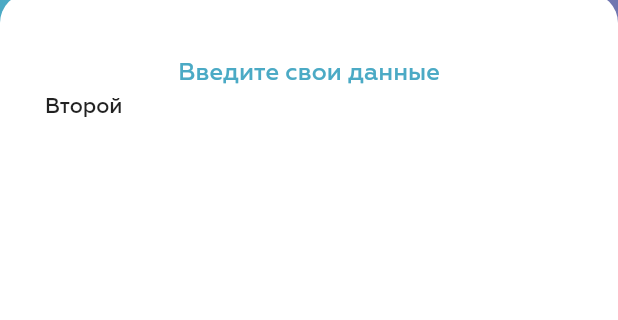
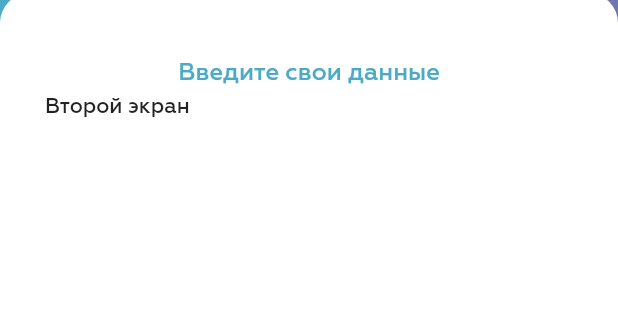
Before and after one commit to mynewskill/master_uro_control_ver_3, a Flutter app: the screen it shows after launch, after a tap on "Продолжить", on a phone screen of 412 x 824 dp, the part 112-432 px from its top. Run offline on Flutter 3.47's test engine with Material 2 defaults, Android fonts, the phone set to English and light mode, and no system bars; our stand-ins replace shared_preferences; project files that could hold a hidden picture were left out.

Commit message:
The Last saving

```diff
--- a/lib/data_screen/data_poll.dart
+++ b/lib/data_screen/data_poll.dart
@@ -11,13 +11,27 @@ String dropDownValue;
 
 Future<SharedPreferences> _prefs = SharedPreferences.getInstance();
 
+getDDB() async {
+  final SharedPreferences prefs = await _prefs;
+  dropDownValue = prefs.getString('sex') ?? 'Мужской';
+  print("getDDB function called...");
+}
+
 getValues () async {
   final SharedPreferences prefs = await _prefs;
   ageController.text = prefs.getString('age') ?? '';
   tallController.text = prefs.getString('tall') ?? '';
   weightController.text = prefs.getString('weight') ?? '';
   dropDownValue = prefs.getString('sex') ?? 'Мужской';
+  // dropDownValue = testDDV;
   print(dropDownValue);
+}
+
+getDropDownValue() async {
+  final SharedPreferences prefs = await _prefs;
+  dropDownValue = prefs.getString('sex') ?? 'Мужской';
+  Future.delayed(Duration(milliseconds: 500));
+  return dropDownValue.toString();
 }
 
 void saveShaPrefInt(shaPrefKey, value) async {
@@ -42,6 +56,86 @@ void saveFirstScreenData() async {
   prefs.setString('weight', weightController.text);
 
 }
+
+// Widget addPollButton(PageController pController, Text tButton) {
+//   return Padding(
+//     padding: const EdgeInsets.only(bottom: 12.0, top: 8.0),
+//     child: MaterialButton(
+//       onPressed: () {
+//         if (_pageController.initialPage == 0) {
+//           saveFirstScreenData();
+//           _pageController.nextPage(
+//               duration: Duration(milliseconds: 600),
+//               curve: Curves.easeInOutQuint);
+//
+//         } if(_pageController.initialPage == 1) {
+//
+//         } else {
+//
+//         }
+//       },
+//       color: Color(0xff4BAAC5),
+//       textColor: Colors.white,
+//       minWidth: double.infinity,
+//       // infinity get all width of its parent
+//       padding: EdgeInsets.symmetric(vertical: 10.0),
+//       shape: RoundedRectangleBorder(
+//           borderRadius: BorderRadius.circular(89.0)
+//       ),
+//       // padding: EdgeInsets.fromLTRB(80.0, 15.0, 80.0, 15.0),
+//       child: Text(_buttonText, style: TextStyle(
+//           fontSize: 18.0
+//       ),),
+//     ),
+//   );
+// }
+
+class PollButton extends StatefulWidget {
+  const PollButton({this.pController, this.tButton, Key key}) : super(key: key);
+
+  final PageController pController;
+  final String tButton;
+
+  @override
+  _PollButtonState createState() => _PollButtonState();
+}
+
+class _PollButtonState extends State<PollButton> {
+  @override
+  Widget build(BuildContext context) {
+    return Padding(
+      padding: const EdgeInsets.only(bottom: 12.0, top: 8.0),
+      child: MaterialButton(
+        onPressed: () {
+          if (widget.pController.initialPage == 0) {
+            saveFirstScreenData();
+            widget.pController.nextPage(
+                duration: Duration(milliseconds: 600),
+                curve: Curves.easeInOutQuint);
+
+          } if(widget.pController.initialPage == 1) {
+
+          } else {
+
+          }
+        },
+        color: Color(0xff4BAAC5),
+        textColor: Colors.white,
+        minWidth: double.infinity,
+        // infinity get all width of its parent
+        padding: EdgeInsets.symmetric(vertical: 10.0),
+        shape: RoundedRectangleBorder(
+            borderRadius: BorderRadius.circular(89.0)
+        ),
+        // padding: EdgeInsets.fromLTRB(80.0, 15.0, 80.0, 15.0),
+        child: Text(widget.tButton, style: TextStyle(
+            fontSize: 18.0
+        ),),
+      ),
+    );
+  }
+}
+
 
 class AppNameHeader extends StatelessWidget {
   const AppNameHeader();
@@ -69,7 +163,7 @@ class AppNameHeader extends StatelessWidget {
 class PutYourDataString extends StatelessWidget {
   @override
   Widget build(BuildContext context) {
-    return                         Padding(
+    return Padding(
       padding: const EdgeInsets.only(top: 3.0, bottom: 3.0),
       child: Align(
         alignment: Alignment.bottomCenter,
@@ -87,9 +181,6 @@ class PutYourDataString extends StatelessWidget {
     );
   }
 }
-
-
-
 
 class DropDownSexList extends StatefulWidget {
   @override
@@ -128,19 +219,18 @@ class _DropDownSexListState extends State<DropDownSexList> {
                       // )
                     )
                 ),
-                isEmpty: dropDownValue ==
-                    'выберите из списка',
+                // isEmpty: dropDownValue ==
+                //     'Выберите из списка',
 
                 child: DropdownButtonHideUnderline(
-                  child: DropdownButton<
-                      String>(
+                  child: DropdownButton<String>(
                     value: dropDownValue,
                     hint: Text("Выберите из списка"),
                     isDense: true,
                     isExpanded: true,
                     onChanged: (value) {
                       setState(() {
-                        state.didChange(value);
+                        // state.didChange(value);
                         dropDownValue = value;
                         saveShaPref('sex', value);
                       });
--- a/lib/main.dart
+++ b/lib/main.dart
@@ -2,9 +2,17 @@ import 'package:flutter/material.dart';
 import 'package:master_uro_control_ver_3/theme_constants.dart';
 import 'package:flutter/services.dart';
 import 'package:master_uro_control_ver_3/data_screen/data_poll.dart';
-import 'theme_constants.dart';
+import 'package:shared_preferences/shared_preferences.dart';
+// import 'dart:developer';
 
 void main() {
+  WidgetsFlutterBinding.ensureInitialized();
+  SystemChrome.setSystemUIOverlayStyle(SystemUiOverlayStyle(
+    statusBarColor: Colors.transparent, // transparent status bar
+  ));
+  SystemChrome.setPreferredOrientations(
+      [DeviceOrientation.portraitUp, DeviceOrientation.portraitDown]);
+
   runApp(UroControlMain());
 }
 
@@ -12,8 +20,7 @@ class UroControlMain extends StatelessWidget {
   // This widget is the root of your application.
   @override
   Widget build(BuildContext context) {
-    SystemChrome.setPreferredOrientations(
-        [DeviceOrientation.portraitUp, DeviceOrientation.portraitDown]);
+
     // Theme widget may quick change style for one component
     // Example:
     //
@@ -69,13 +76,15 @@ class _MyHomePageState extends State<MyHomePage> {
   List<Widget> _pages;
   String _buttonText = continueButton;
 
+
   @override
   void initState() {
     // TODO: implement initState
     super.initState();
-    _pages = [firstScreenData(), Text("Второй")];
+    _pages = [firstScreenData(), Text("Второй экран")];
     _lengthPages = _pages.length;
     getValues();
+
     // getDropDownValue();
   }
 
@@ -139,7 +148,7 @@ class _MyHomePageState extends State<MyHomePage> {
                                 setState(() {
                                   _currentPage = ++index;
                                   if(_currentPage == 2) {
-                                      _buttonText = startButton;
+                                    _buttonText = startButton;
                                   } else {
                                     _buttonText = continueButton;
                                   }
@@ -160,36 +169,7 @@ class _MyHomePageState extends State<MyHomePage> {
                           child: SingleChildScrollView(
                             child: Column(
                               children: [
-                                Padding(
-                                  padding: const EdgeInsets.only(bottom: 12.0, top: 8.0),
-                                  child: MaterialButton(
-                                    onPressed: () {
-                                      if (_pageController.initialPage == 0) {
-                                        saveFirstScreenData();
-                                        _pageController.nextPage(
-                                            duration: Duration(milliseconds: 600),
-                                        curve: Curves.easeInOutQuint);
-
-                                      } if(_pageController.initialPage == 1) {
-
-                                      } else {
-
-                                      }
-                                    },
-                                    color: Color(0xff4BAAC5),
-                                    textColor: Colors.white,
-                                    minWidth: double.infinity,
-                                    // infinity get all width of its parent
-                                    padding: EdgeInsets.symmetric(vertical: 10.0),
-                                    shape: RoundedRectangleBorder(
-                                        borderRadius: BorderRadius.circular(89.0)
-                                    ),
-                                    // padding: EdgeInsets.fromLTRB(80.0, 15.0, 80.0, 15.0),
-                                    child: Text(_buttonText, style: TextStyle(
-                                        fontSize: 18.0
-                                    ),),
-                                  ),
-                                ),
+                                PollButton(pController: _pageController, tButton: _buttonText,),
                                 Text("Шаг $_currentPage из $_lengthPages",
                                   style: TextStyle(
                                       color: Colors.grey[600]
```
